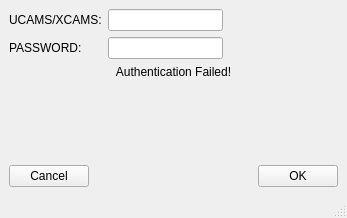
This is designer/ui_oncat_authentication.ui in neutrons/addie as Qt 5 draws it before an edit. The edited form follows.
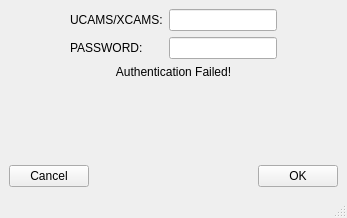
This is the edited form.

Commit message: if oncat authentication works, import from database window shows up. Improved layout of authentication window

What changed in the file:
```diff
--- a/designer/ui_oncat_authentication.ui
+++ b/designer/ui_oncat_authentication.ui
@@ -41,17 +41,17 @@
    <layout class="QVBoxLayout" name="verticalLayout">
     <item>
      <layout class="QGridLayout" name="gridLayout">
-      <item row="0" column="0">
+      <item row="1" column="2">
+       <widget class="QLineEdit" name="password"/>
+      </item>
+      <item row="0" column="1">
        <widget class="QLabel" name="label">
         <property name="text">
          <string>UCAMS/XCAMS:</string>
         </property>
        </widget>
       </item>
-      <item row="0" column="1">
-       <widget class="QLineEdit" name="ucams"/>
-      </item>
-      <item row="0" column="2">
+      <item row="0" column="3">
        <spacer name="horizontalSpacer_2">
         <property name="orientation">
          <enum>Qt::Horizontal</enum>
@@ -64,18 +64,18 @@
         </property>
        </spacer>
       </item>
-      <item row="1" column="0">
+      <item row="0" column="2">
+       <widget class="QLineEdit" name="ucams"/>
+      </item>
+      <item row="1" column="1">
        <widget class="QLabel" name="label_2">
         <property name="text">
          <string>PASSWORD:</string>
         </property>
        </widget>
       </item>
-      <item row="1" column="1">
-       <widget class="QLineEdit" name="password"/>
-      </item>
-      <item row="1" column="2">
-       <spacer name="horizontalSpacer_3">
+      <item row="0" column="0">
+       <spacer name="horizontalSpacer_4">
         <property name="orientation">
          <enum>Qt::Horizontal</enum>
         </property>
```
The commit also changes 4 other files.
